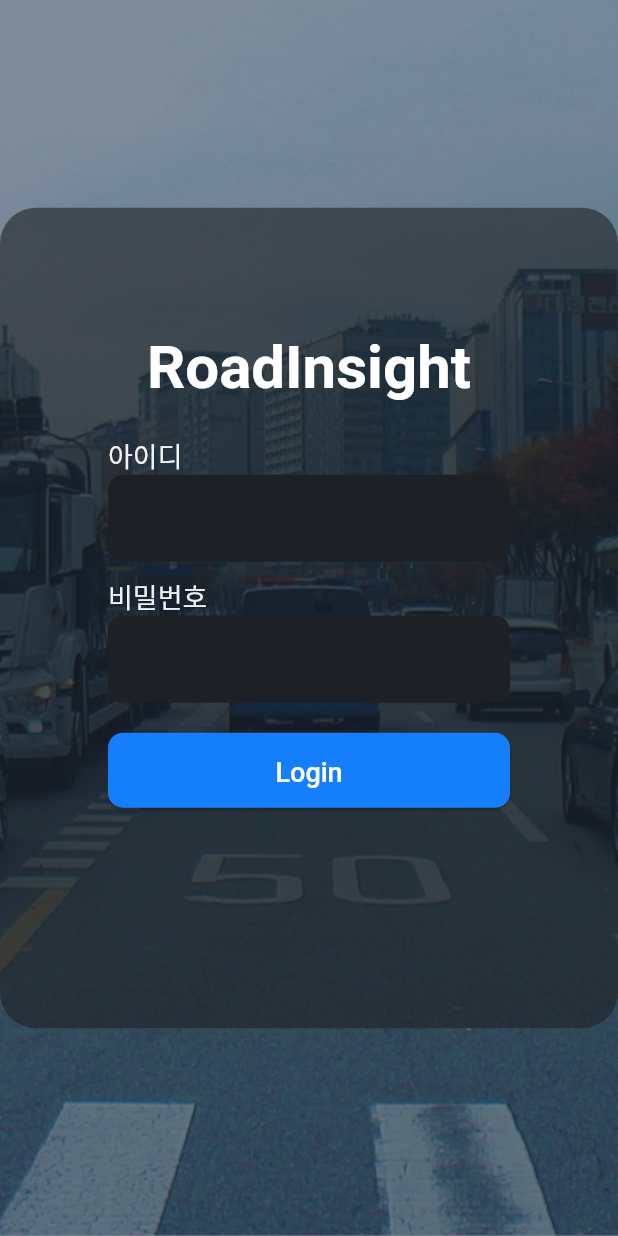
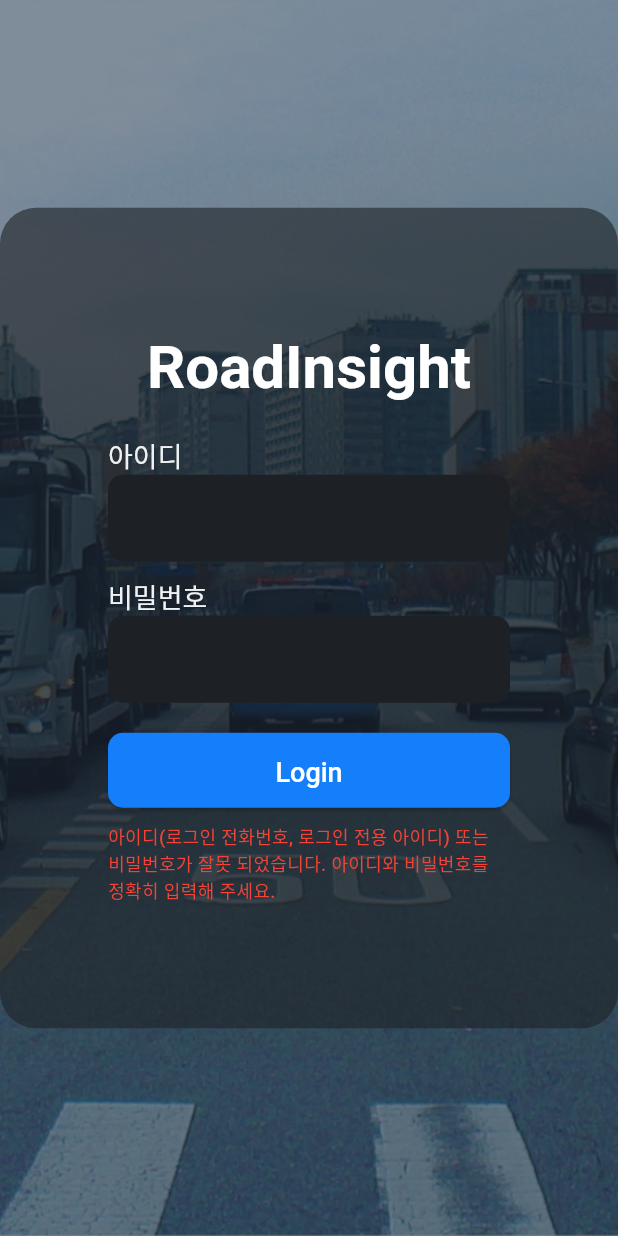
Before and after one commit to Canlab-KADIF/GKeS_web, a Flutter app: the screen it shows after launch, after a tap on "Login", on a phone screen of 412 x 824 dp. Run offline on Flutter 3.47's test engine with Material 3 defaults, Android fonts, the phone set to English and light mode, and no system bars; our stand-ins replace chewie, flutter_map, latlong2, video_player; missing offline and left inert: dart:html, flutter_map_cancellable_tile_provider, multi_split_view.

Commit message:
Prevent unnecessary rebuilds using listen: false and Selector; add LoginError message widget

```diff
--- a/lib/service/auth_service.dart
+++ b/lib/service/auth_service.dart
@@ -3,7 +3,7 @@ class AuthService {
         await Future.delayed(const Duration(seconds: 1));
 
         if (id == 'admin' && pw == '1234') {
-            return 'paral';
+            return 's1k2';
         } else {
             return null;
         }
--- a/lib/theme/app_texts.dart
+++ b/lib/theme/app_texts.dart
@@ -1,3 +1,4 @@
 class AppTexts {
   static const String serviceLogoText = 'RoadInsight';
+  static const String loginErrorText = '아이디(로그인 전화번호, 로그인 전용 아이디) 또는 비밀번호가 잘못 되었습니다. 아이디와 비밀번호를 정확히 입력해 주세요.';
 }
--- a/lib/view/login/screen.dart
+++ b/lib/view/login/screen.dart
@@ -8,7 +8,7 @@ class LoginScreen extends StatelessWidget {
 
   @override
   Widget build(BuildContext context) {
-    final view_model = Provider.of<vm.LoginViewModel>(context);
+    final view_model = Provider.of<vm.LoginViewModel>(context, listen: false);
 
     return Scaffold(
       body: SafeArea(
--- a/lib/view/login/sessions.dart
+++ b/lib/view/login/sessions.dart
@@ -1,4 +1,5 @@
 import 'package:flutter/material.dart';
+import 'package:provider/provider.dart';
 import 'package:abnormal_autonomous_web/view/login/styles/session_styles.dart' as styles;
 import 'package:abnormal_autonomous_web/view/login/widgets.dart' as widgets;
 import 'package:abnormal_autonomous_web/viewmodel/_viewmodel.dart' as vm;
@@ -34,11 +35,29 @@ class LoginBox extends StatelessWidget {
                     children: [
                         widgets.ServiceLogo(),
                         widgets.LoginInput(label: '아이디', onChanged: view_model.setID),
-                        widgets.LoginInput(label: '비밀번호', onChanged: view_model.setPW),
-                        widgets.LoginButton(
-                            onPressed: onLoginButtonPressed,
-                            isLoading: view_model.isLoading,
+                        widgets.LoginInput(label: '비밀번호', onChanged: view_model.setPW, obscureText: true),
+
+                        Selector<vm.LoginViewModel, bool>(
+                            selector: (context, view_model) => view_model.isLoading,
+                            builder: (context, isLoading, child) {
+                                return widgets.LoginButton(
+                                    onPressed: onLoginButtonPressed,
+                                    isLoading: isLoading,
+                                );
+                            }
                         ),
+
+                        Selector<vm.LoginViewModel, (bool?, bool)>(
+                            selector: (context, view_model) => (view_model.success, view_model.isLoading),
+                            builder: (context, value, child) {
+                                final success = value.$1;
+                                final isLoading = value.$2;
+                                return widgets.LoginError(
+                                    success: success,
+                                    isLoading: isLoading,
+                                );
+                            }
+                        )
                     ],
                 ),
             )
--- a/lib/view/login/widgets.dart
+++ b/lib/view/login/widgets.dart
@@ -1,4 +1,5 @@
 import 'package:flutter/material.dart';
+import 'package:flutter/services.dart';
 import 'package:abnormal_autonomous_web/view/login/styles/widget_styles.dart' as styles;
 
 class BackgroundImage extends StatelessWidget {
@@ -41,8 +42,9 @@ class ServiceLogo extends StatelessWidget {
 
 class LoginInput extends StatelessWidget {
     final String label;
+    final bool obscureText;
     final Function(String) onChanged;
-    const LoginInput({super.key, required this.label, required this.onChanged});
+    const LoginInput({super.key, required this.label, required this.onChanged, this.obscureText = false});
 
     @override
     Widget build(BuildContext context) {
@@ -58,6 +60,10 @@ class LoginInput extends StatelessWidget {
                         decoration: styles.LoginInput.inputDecoration,
                         cursorColor: styles.LoginInput.cursorColor,
                         style: styles.LoginInput.inputStyle,
+                        obscureText: obscureText,
+                        inputFormatters: [
+                            LengthLimitingTextInputFormatter(20),
+                        ],
                     ),
                 ],
             )
@@ -82,10 +88,27 @@ class LoginButton extends StatelessWidget {
                     style: styles.LoginButton.elevatedButtonStyle,
                     onPressed: onPressed,
                     child: isLoading
-                        ? const CircularProgressIndicator()
+                        ? const CircularProgressIndicator(color: styles.LoginButton.progressIndicatorColor)
                         : const Text('Login'),
                 ),
             )
         );
     }
 }
+
+class LoginError extends StatelessWidget {
+    final bool? success;
+    final bool isLoading;
+    const LoginError({super.key, required this.success, required this.isLoading});
+
+    @override
+    Widget build(BuildContext context) {
+        return Padding(
+            padding: styles.LoginError.padding,
+            child: Text(
+                isLoading ? '' : (success == false ? styles.LoginError.errorText : ''),
+                style: styles.LoginError.textStyle,
+            ),
+        );
+    }
+}
--- a/lib/viewmodel/login_viewmodel.dart
+++ b/lib/viewmodel/login_viewmodel.dart
@@ -7,24 +7,24 @@ class LoginViewModel extends ChangeNotifier {
 
     String _id = '';
     String _pw = '';
-    String? _error;
+    bool? _success = null;
     bool _isLoading = false;
     model.UserModel _user = model.UserModel(id: '', pw: '');
 
     String get id => _id;
     String get pw => _pw;
-    String? get error => _error;
+    bool? get success => _success;
     bool get isLoading => _isLoading;
     model.UserModel get user => _user;
 
     void setID(String id) {
         _id = id;
-        notifyListeners();
+        // notifyListeners();
     }
 
     void setPW(String pw) {
         _pw = pw;
-        notifyListeners();
+        // notifyListeners();
     }
 
     Future<bool> login() async {
@@ -37,11 +37,11 @@ class LoginViewModel extends ChangeNotifier {
 
         if (name != null) {
             _user = model.UserModel(id: _id, pw: _pw, name: name);
-            _error = null;
+            _success = true;
             notifyListeners();
             return true;
         } else {
-            _error = '로그인 실패';
+            _success = false;
             notifyListeners();
             return false;
         }
```
Also changed, not shown: lib/view/login/styles/widget_styles.dart (+13 -0 lines), 1 other file.
